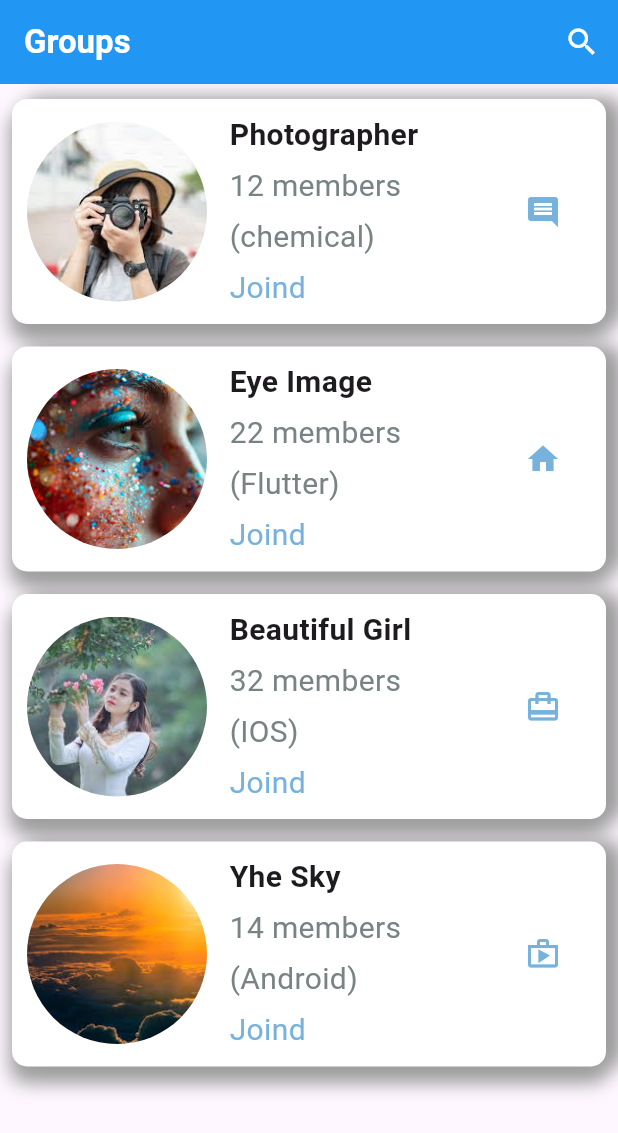
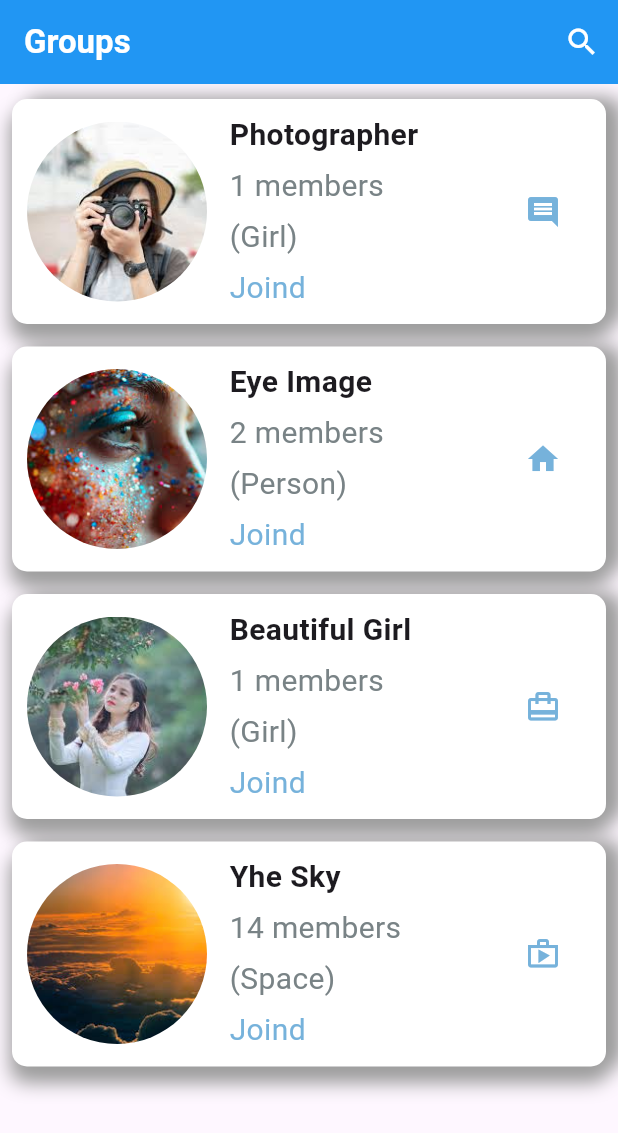
Before and after one commit to MohamedAliShaltoot/Task-1-Flutter, a Flutter app: the screen it shows after launch, on a phone screen of 412 x 824 dp. Shown: the top 1133 px of the screen. Run offline on Flutter 3.47's test engine with Material 3 defaults, Android fonts, the phone set to English and light mode, and no system bars.

Commit message:
changing the type of each image

```diff
--- a/lib/homeScreen.dart
+++ b/lib/homeScreen.dart
@@ -5,8 +5,8 @@ class HomeScreen extends StatelessWidget {
   List<Map<String, dynamic>> list = [
     {
       "name": "Photographer",
-      "count": "12",
-      "type": "(chemical)",
+      "count": "1",
+      "type": "(Girl)",
       "word": "Joind",
       "icon":
           const Icon(Icons.comment, color: Color.fromARGB(255, 118, 178, 219)),
@@ -14,16 +14,16 @@ class HomeScreen extends StatelessWidget {
     },
     {
       "name": "Eye Image",
-      "count": "22",
-      "type": "(Flutter)",
+      "count": "2",
+      "type": "(Person)",
       "word": "Joind",
       "icon": const Icon(Icons.home, color: Color.fromARGB(255, 118, 178, 219)),
       "image": "assets/images/p2.jpeg"
     },
     {
       "name": "Beautiful Girl",
-      "count": "32",
-      "type": "(IOS)",
+      "count": "1",
+      "type": "(Girl)",
       "word": "Joind",
       "icon": const Icon(Icons.card_travel,
           color: Color.fromARGB(255, 118, 178, 219)),
@@ -32,7 +32,7 @@ class HomeScreen extends StatelessWidget {
     {
       "name": "Yhe Sky",
       "count": "14",
-      "type": "(Android)",
+      "type": "(Space)",
       "word": "Joind",
       "icon": const Icon(Icons.shop_outlined,
           color: Color.fromARGB(255, 118, 178, 219)),
```
